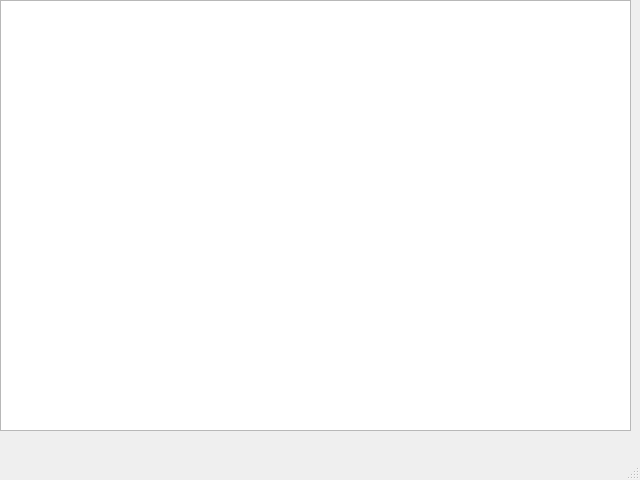
Qt form main.ui (MaxYandexLyceum/espresso) before a commit.
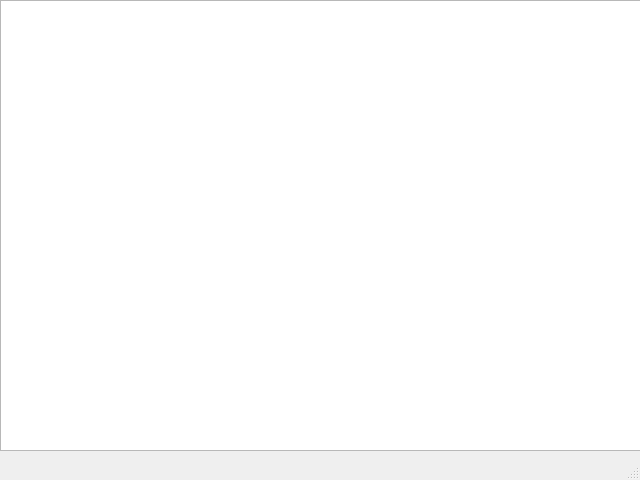
The same form after that commit.

The edit to the form file:
```diff
--- a/main.ui
+++ b/main.ui
@@ -19,8 +19,8 @@
      <rect>
       <x>0</x>
       <y>0</y>
-      <width>631</width>
-      <height>431</height>
+      <width>641</width>
+      <height>451</height>
      </rect>
     </property>
    </widget>
```
